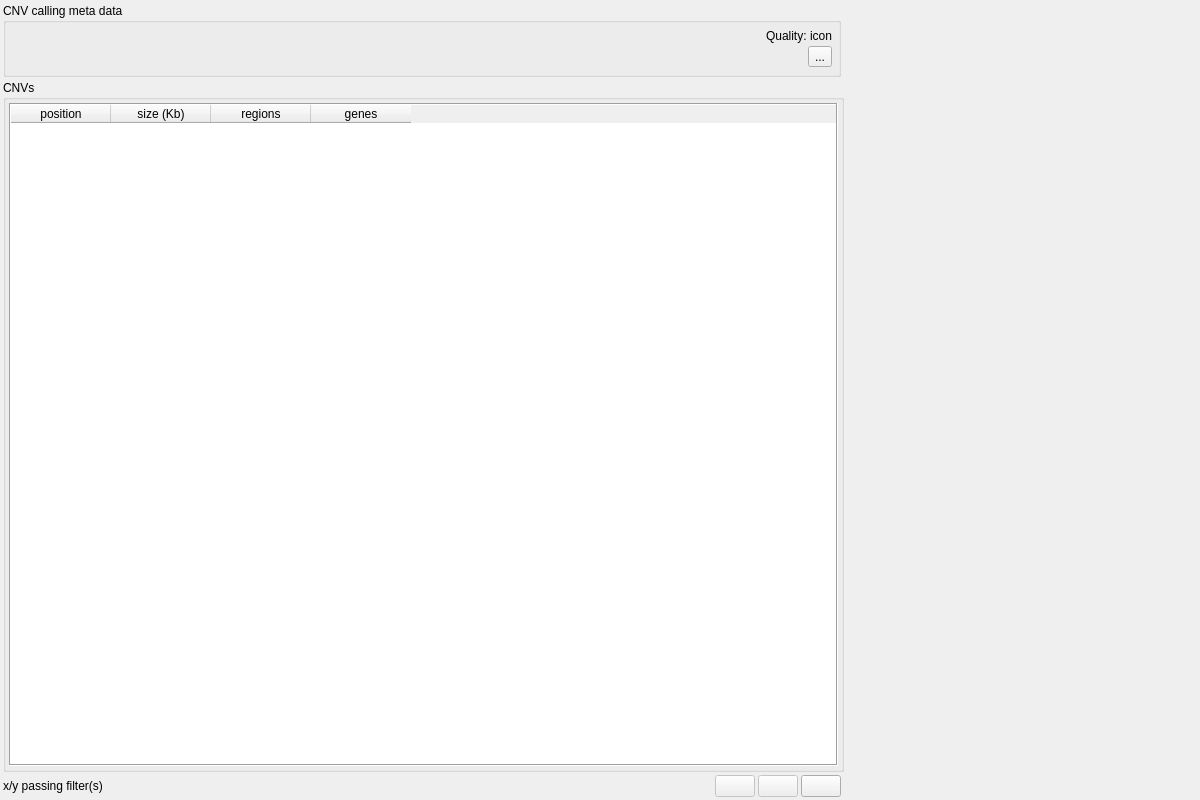
First picture: the form in src/GSvar/CnvWidget.ui, repository imgag/ngs-bits, before the edit.
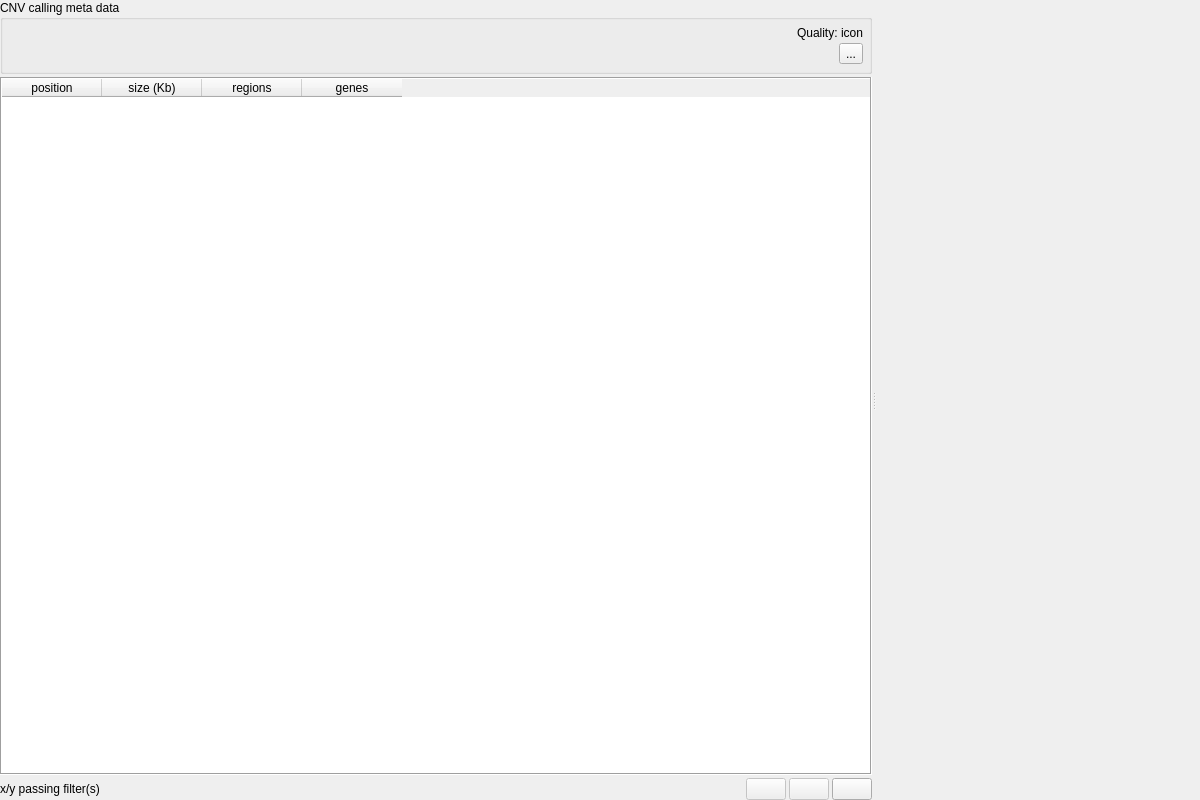
Second picture: the form after the edit. Icons and pictures are not drawn. Custom widgets are drawn as their Qt base class.

Commit message: GSvar: added splitter handle to CNV and SV dialogs (main filters are now collapsible as well).

The edit to the form file:
```diff
--- a/src/GSvar/CnvWidget.ui
+++ b/src/GSvar/CnvWidget.ui
@@ -19,207 +19,36 @@
   <property name="windowTitle">
    <string>Form</string>
   </property>
-  <layout class="QGridLayout" name="gridLayout">
+  <layout class="QVBoxLayout" name="verticalLayout_4">
+   <property name="spacing">
+    <number>0</number>
+   </property>
    <property name="leftMargin">
-    <number>3</number>
+    <number>0</number>
    </property>
    <property name="topMargin">
-    <number>3</number>
+    <number>0</number>
    </property>
    <property name="rightMargin">
-    <number>3</number>
+    <number>0</number>
    </property>
    <property name="bottomMargin">
-    <number>3</number>
+    <number>0</number>
    </property>
-   <property name="spacing">
-    <number>3</number>
-   </property>
-   <item row="2" column="0">
-    <layout class="QHBoxLayout" name="horizontalLayout">
      <item>
-      <widget class="QLabel" name="status">
-       <property name="text">
-        <string>x/y passing filter(s)</string>
-       </property>
-      </widget>
-     </item>
-     <item>
-      <spacer name="horizontalSpacer_6">
+    <widget class="QSplitter" name="splitter">
        <property name="orientation">
         <enum>Qt::Horizontal</enum>
        </property>
-       <property name="sizeHint" stdset="0">
-        <size>
-         <width>40</width>
-         <height>20</height>
-        </size>
-       </property>
-      </spacer>
-     </item>
-     <item>
-      <widget class="QPushButton" name="flag_visible_cnvs_artefacts">
-       <property name="enabled">
-        <bool>false</bool>
-       </property>
-       <property name="focusPolicy">
-        <enum>Qt::NoFocus</enum>
-       </property>
-       <property name="toolTip">
-        <string>&lt;html&gt;&lt;head/&gt;&lt;body&gt;&lt;p&gt;Flag all unfiltered (=visible) somatic CNVs as artefacts.&lt;/p&gt;&lt;/body&gt;&lt;/html&gt;</string>
-       </property>
-       <property name="text">
-        <string/>
-       </property>
-       <property name="icon">
-        <iconset resource="GSvar.qrc">
-         <normaloff>:/Icons/Report_exclude_visible.png</normaloff>:/Icons/Report_exclude_visible.png</iconset>
-       </property>
-      </widget>
-     </item>
-     <item>
-      <widget class="QPushButton" name="flag_invisible_cnvs_artefacts">
-       <property name="enabled">
-        <bool>false</bool>
-       </property>
-       <property name="focusPolicy">
-        <enum>Qt::NoFocus</enum>
-       </property>
-       <property name="acceptDrops">
-        <bool>false</bool>
-       </property>
-       <property name="toolTip">
-        <string>&lt;html&gt;&lt;head/&gt;&lt;body&gt;&lt;p&gt;Flag all filtered (=not visible) somatic CNVs as artefacts.&lt;/p&gt;&lt;/body&gt;&lt;/html&gt;</string>
-       </property>
-       <property name="text">
-        <string/>
-       </property>
-       <property name="icon">
-        <iconset resource="GSvar.qrc">
-         <normaloff>:/Icons/Report_exclude.png</normaloff>:/Icons/Report_exclude.png</iconset>
-       </property>
-      </widget>
-     </item>
-     <item>
-      <widget class="QPushButton" name="copy_clipboard">
-       <property name="focusPolicy">
-        <enum>Qt::NoFocus</enum>
-       </property>
-       <property name="toolTip">
-        <string>&lt;html&gt;&lt;head/&gt;&lt;body&gt;&lt;p&gt;Copy filtered CNVs to clipboard.&lt;/p&gt;&lt;/body&gt;&lt;/html&gt;</string>
-       </property>
-       <property name="text">
-        <string/>
-       </property>
-       <property name="icon">
-        <iconset resource="GSvar.qrc">
-         <normaloff>:/Icons/CopyClipboard.png</normaloff>:/Icons/CopyClipboard.png</iconset>
-       </property>
-      </widget>
-     </item>
-    </layout>
-   </item>
-   <item row="0" column="2" rowspan="3">
-    <widget class="FilterWidgetCNV" name="filter_widget" native="true">
-     <property name="sizePolicy">
-      <sizepolicy hsizetype="Minimum" vsizetype="Preferred">
-       <horstretch>0</horstretch>
-       <verstretch>0</verstretch>
-      </sizepolicy>
-     </property>
-     <property name="minimumSize">
-      <size>
-       <width>350</width>
-       <height>500</height>
-      </size>
-     </property>
-     <property name="maximumSize">
-      <size>
-       <width>350</width>
-       <height>16777215</height>
-      </size>
-     </property>
-    </widget>
-   </item>
-   <item row="1" column="0" colspan="2">
-    <widget class="QGroupBox" name="groupBox">
-     <property name="title">
-      <string>CNVs</string>
-     </property>
-     <property name="flat">
+     <property name="childrenCollapsible">
       <bool>true</bool>
      </property>
-     <layout class="QVBoxLayout" name="verticalLayout_3">
+     <widget class="QWidget" name="layoutWidget">
+      <layout class="QVBoxLayout" name="verticalLayout_2">
       <property name="spacing">
        <number>3</number>
       </property>
-      <property name="leftMargin">
-       <number>3</number>
-      </property>
-      <property name="topMargin">
-       <number>3</number>
-      </property>
-      <property name="rightMargin">
-       <number>3</number>
-      </property>
-      <property name="bottomMargin">
-       <number>3</number>
-      </property>
       <item>
-       <widget class="QTableWidget" name="cnvs">
-        <property name="contextMenuPolicy">
-         <enum>Qt::CustomContextMenu</enum>
-        </property>
-        <property name="frameShape">
-         <enum>QFrame::Box</enum>
-        </property>
-        <property name="editTriggers">
-         <set>QAbstractItemView::NoEditTriggers</set>
-        </property>
-        <property name="alternatingRowColors">
-         <bool>true</bool>
-        </property>
-        <property name="selectionMode">
-         <enum>QAbstractItemView::SingleSelection</enum>
-        </property>
-        <property name="selectionBehavior">
-         <enum>QAbstractItemView::SelectRows</enum>
-        </property>
-        <property name="gridStyle">
-         <enum>Qt::SolidLine</enum>
-        </property>
-        <property name="wordWrap">
-         <bool>false</bool>
-        </property>
-        <attribute name="verticalHeaderVisible">
-         <bool>true</bool>
-        </attribute>
-        <column>
-         <property name="text">
-          <string>position</string>
-         </property>
-        </column>
-        <column>
-         <property name="text">
-          <string>size (Kb)</string>
-         </property>
-        </column>
-        <column>
-         <property name="text">
-          <string>regions</string>
-         </property>
-        </column>
-        <column>
-         <property name="text">
-          <string>genes</string>
-         </property>
-        </column>
-       </widget>
-      </item>
-     </layout>
-    </widget>
-   </item>
-   <item row="0" column="0">
     <widget class="QGroupBox" name="info_box">
      <property name="minimumSize">
       <size>
@@ -279,6 +108,9 @@
          </sizepolicy>
         </property>
         <layout class="QGridLayout" name="gridLayout_2">
+             <property name="leftMargin">
+              <number>3</number>
+             </property>
          <property name="topMargin">
           <number>3</number>
          </property>
@@ -368,6 +200,156 @@
        </widget>
       </item>
      </layout>
+        </widget>
+       </item>
+       <item>
+        <widget class="QTableWidget" name="cnvs">
+         <property name="contextMenuPolicy">
+          <enum>Qt::CustomContextMenu</enum>
+         </property>
+         <property name="frameShape">
+          <enum>QFrame::Box</enum>
+         </property>
+         <property name="editTriggers">
+          <set>QAbstractItemView::NoEditTriggers</set>
+         </property>
+         <property name="alternatingRowColors">
+          <bool>true</bool>
+         </property>
+         <property name="selectionMode">
+          <enum>QAbstractItemView::SingleSelection</enum>
+         </property>
+         <property name="selectionBehavior">
+          <enum>QAbstractItemView::SelectRows</enum>
+         </property>
+         <property name="gridStyle">
+          <enum>Qt::SolidLine</enum>
+         </property>
+         <property name="wordWrap">
+          <bool>false</bool>
+         </property>
+         <attribute name="verticalHeaderVisible">
+          <bool>true</bool>
+         </attribute>
+         <column>
+          <property name="text">
+           <string>position</string>
+          </property>
+         </column>
+         <column>
+          <property name="text">
+           <string>size (Kb)</string>
+          </property>
+         </column>
+         <column>
+          <property name="text">
+           <string>regions</string>
+          </property>
+         </column>
+         <column>
+          <property name="text">
+           <string>genes</string>
+          </property>
+         </column>
+        </widget>
+       </item>
+       <item>
+        <layout class="QHBoxLayout" name="horizontalLayout">
+         <property name="spacing">
+          <number>3</number>
+         </property>
+         <item>
+          <widget class="QLabel" name="status">
+           <property name="text">
+            <string>x/y passing filter(s)</string>
+           </property>
+          </widget>
+         </item>
+         <item>
+          <spacer name="horizontalSpacer_6">
+           <property name="orientation">
+            <enum>Qt::Horizontal</enum>
+           </property>
+           <property name="sizeHint" stdset="0">
+            <size>
+             <width>40</width>
+             <height>20</height>
+            </size>
+           </property>
+          </spacer>
+         </item>
+         <item>
+          <widget class="QPushButton" name="flag_visible_cnvs_artefacts">
+           <property name="enabled">
+            <bool>false</bool>
+           </property>
+           <property name="focusPolicy">
+            <enum>Qt::NoFocus</enum>
+           </property>
+           <property name="toolTip">
+            <string>&lt;html&gt;&lt;head/&gt;&lt;body&gt;&lt;p&gt;Flag all unfiltered (=visible) somatic CNVs as artefacts.&lt;/p&gt;&lt;/body&gt;&lt;/html&gt;</string>
+           </property>
+           <property name="text">
+            <string/>
+           </property>
+           <property name="icon">
+            <iconset resource="GSvar.qrc">
+             <normaloff>:/Icons/Report_exclude_visible.png</normaloff>:/Icons/Report_exclude_visible.png</iconset>
+           </property>
+          </widget>
+         </item>
+         <item>
+          <widget class="QPushButton" name="flag_invisible_cnvs_artefacts">
+           <property name="enabled">
+            <bool>false</bool>
+           </property>
+           <property name="focusPolicy">
+            <enum>Qt::NoFocus</enum>
+           </property>
+           <property name="acceptDrops">
+            <bool>false</bool>
+           </property>
+           <property name="toolTip">
+            <string>&lt;html&gt;&lt;head/&gt;&lt;body&gt;&lt;p&gt;Flag all filtered (=not visible) somatic CNVs as artefacts.&lt;/p&gt;&lt;/body&gt;&lt;/html&gt;</string>
+           </property>
+           <property name="text">
+            <string/>
+           </property>
+           <property name="icon">
+            <iconset resource="GSvar.qrc">
+             <normaloff>:/Icons/Report_exclude.png</normaloff>:/Icons/Report_exclude.png</iconset>
+           </property>
+          </widget>
+         </item>
+         <item>
+          <widget class="QPushButton" name="copy_clipboard">
+           <property name="focusPolicy">
+            <enum>Qt::NoFocus</enum>
+           </property>
+           <property name="toolTip">
+            <string>&lt;html&gt;&lt;head/&gt;&lt;body&gt;&lt;p&gt;Copy filtered CNVs to clipboard.&lt;/p&gt;&lt;/body&gt;&lt;/html&gt;</string>
+           </property>
+           <property name="text">
+            <string/>
+           </property>
+           <property name="icon">
+            <iconset resource="GSvar.qrc">
+             <normaloff>:/Icons/CopyClipboard.png</normaloff>:/Icons/CopyClipboard.png</iconset>
+           </property>
+          </widget>
+         </item>
+        </layout>
+       </item>
+      </layout>
+     </widget>
+     <widget class="FilterWidgetCNV" name="filter_widget" native="true">
+      <property name="sizePolicy">
+       <sizepolicy hsizetype="Minimum" vsizetype="Minimum">
+        <horstretch>0</horstretch>
+        <verstretch>0</verstretch>
+       </sizepolicy>
+      </property>
+     </widget>
     </widget>
    </item>
   </layout>
```
Lines whose indentation alone changed are shown as unchanged. The commit also changes 6 other files.
